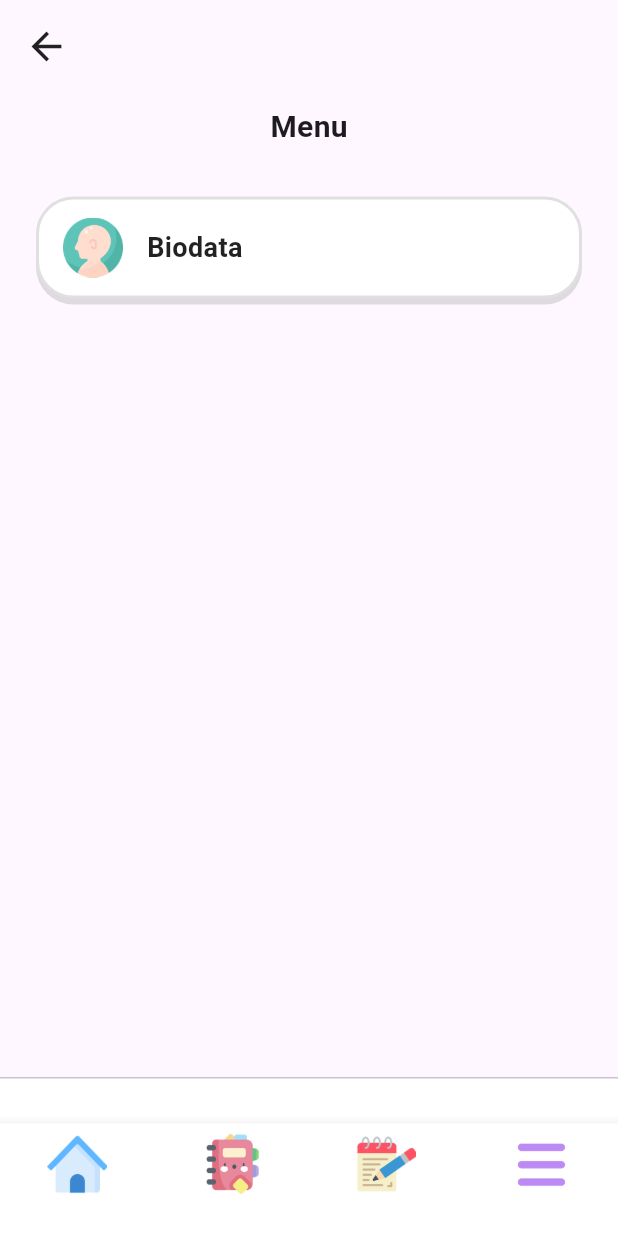
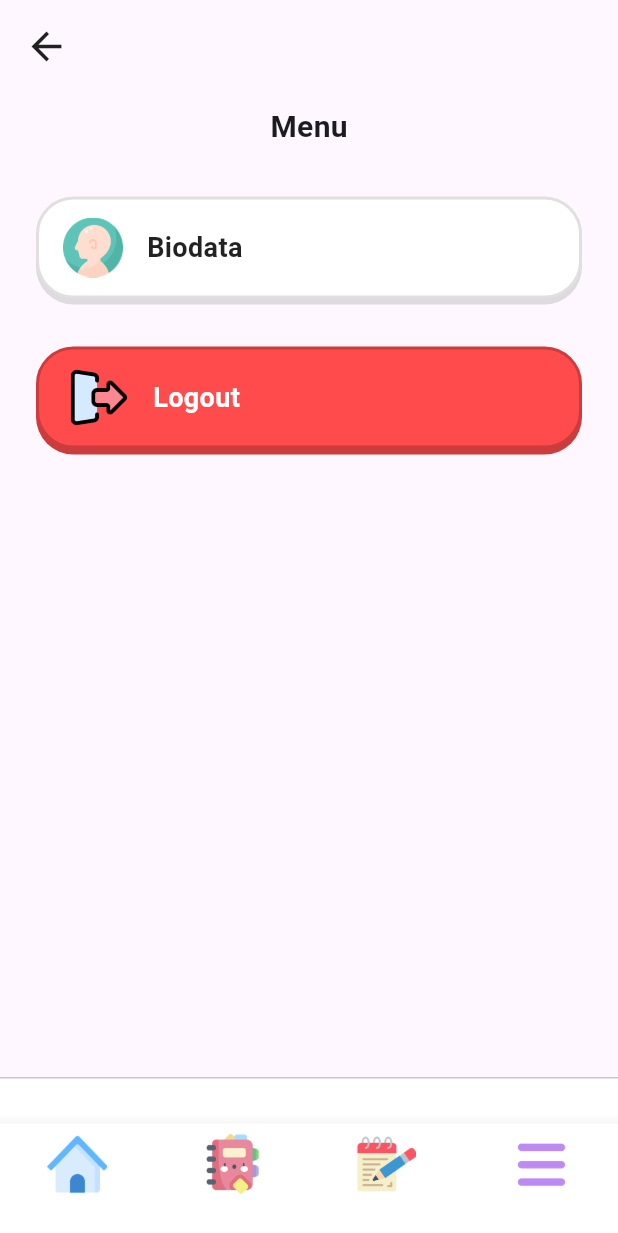
Before and after one commit to mahsanfurqan/PLP, a Flutter app: the SelengkapnyaView screen opened by its route, on a phone screen of 412 x 824 dp. Shown: the top 1233 px of the screen. Run offline on Flutter 3.47's test engine with Material 3 defaults, Android fonts, the phone set to English and light mode, and no system bars; our stand-ins replace get, get_storage; missing offline and left inert: mailer; accounts and stored records are empty; network calls fail.

Commit message:
feat/logout button

```diff
--- a/lib/app/modules/lihatdataplpall/views/lihatdataplpall_view.dart
+++ b/lib/app/modules/lihatdataplpall/views/lihatdataplpall_view.dart
@@ -1,8 +1,6 @@
 import 'package:flutter/material.dart';
 import 'package:get/get.dart';
 import 'package:plp/models/pendaftaranplp_model.dart';
-import 'package:plp/models/smk_model.dart';
-import 'package:plp/models/user_model.dart';
 import '../controllers/lihatdataplpall_controller.dart';
 import '../widget/registration_card.dart';
 import '../widget/registration_detail_bottom_sheet.dart';
@@ -55,7 +53,6 @@ class LihatdataplpallView extends GetView<LihatdataplpallController> {
     if (controller.smkList.isEmpty ||
         controller.dospems.isEmpty ||
         controller.guruPamongs.isEmpty) {
-      print('🔄 Fetching dropdown data before showing bottom sheet...');
       await controller.fetchDropdownData();
     }
 
--- a/lib/app/modules/selengkapnya/views/selengkapnya_view.dart
+++ b/lib/app/modules/selengkapnya/views/selengkapnya_view.dart
@@ -93,6 +93,56 @@ class SelengkapnyaView extends GetView<SelengkapnyaController> {
                 },
               ),
             ],
+
+            const SizedBox(height: 16),
+
+            // 👇 Tombol Logout untuk semua role
+            InkWell(
+              onTap: () {
+                Get.offAllNamed('/login');
+              },
+              borderRadius: BorderRadius.circular(25),
+              child: Container(
+                margin: const EdgeInsets.symmetric(horizontal: 24),
+                padding: const EdgeInsets.symmetric(
+                  horizontal: 16,
+                  vertical: 12,
+                ),
+                decoration: BoxDecoration(
+                  color: const Color(0xFFFF4B4B),
+                  borderRadius: BorderRadius.circular(25),
+                  border: Border.all(color: const Color(0xFFCC3C3C), width: 2),
+                  boxShadow: const [
+                    BoxShadow(
+                      color: Color(0xFFCC3C3C),
+                      offset: Offset(0, 4),
+                      spreadRadius: 0,
+                    ),
+                  ],
+                ),
+                child: Row(
+                  children: [
+                    Padding(
+                      padding: const EdgeInsets.only(left: 4),
+                      child: Image.asset(
+                        'assets/icons/logout.png',
+                        width: 40,
+                        height: 40,
+                      ),
+                    ),
+                    const SizedBox(width: 16),
+                    const Text(
+                      'Logout',
+                      style: TextStyle(
+                        fontSize: 18,
+                        fontWeight: FontWeight.w700,
+                        color: Colors.white,
+                      ),
+                    ),
+                  ],
+                ),
+              ),
+            ),
           ],
         ),
       ),
```
Also changed, not shown: pubspec.yaml (+2 -12 lines), assets/icons/logout.png (added).
